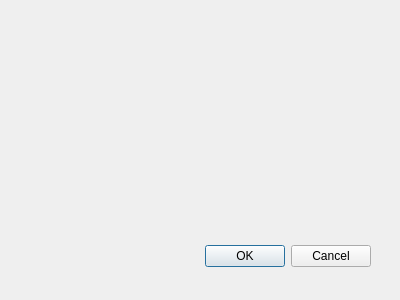
This is ui/ConfigureProjectDialog.ui in Nitrooos/Projectizer as Qt 5 draws it before an edit. The edited form follows.
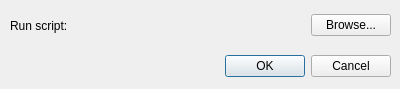
This is the edited form.

Commit message: Add simple dialog (possibility to change default run script file)

The edit to the form file:
```diff
--- a/ui/ConfigureProjectDialog.ui
+++ b/ui/ConfigureProjectDialog.ui
@@ -9,7 +9,7 @@
     <x>0</x>
     <y>0</y>
     <width>400</width>
-    <height>300</height>
+    <height>89</height>
    </rect>
   </property>
   <property name="windowTitle">
@@ -18,8 +18,8 @@
   <widget name="buttonBox" class="QDialogButtonBox">
    <property name="geometry">
     <rect>
-     <x>30</x>
-     <y>240</y>
+     <x>50</x>
+     <y>50</y>
      <width>341</width>
      <height>32</height>
     </rect>
@@ -31,6 +31,52 @@
     <set>QDialogButtonBox::Cancel|QDialogButtonBox::Ok</set>
    </property>
   </widget>
+  <widget class="QWidget" name="horizontalLayoutWidget">
+   <property name="geometry">
+    <rect>
+     <x>10</x>
+     <y>10</y>
+     <width>381</width>
+     <height>31</height>
+    </rect>
+   </property>
+   <layout class="QHBoxLayout" name="horizontalLayout">
+    <item>
+     <widget class="QLabel" name="label">
+      <property name="text">
+       <string>Run script:</string>
+      </property>
+     </widget>
+    </item>
+    <item>
+     <widget class="QLabel" name="newRunScriptFileLabel">
+      <property name="text">
+       <string/>
+      </property>
+     </widget>
+    </item>
+    <item>
+     <spacer name="horizontalSpacer">
+      <property name="orientation">
+       <enum>Qt::Horizontal</enum>
+      </property>
+      <property name="sizeHint" stdset="0">
+       <size>
+        <width>40</width>
+        <height>20</height>
+       </size>
+      </property>
+     </spacer>
+    </item>
+    <item>
+     <widget class="QPushButton" name="browseRunScriptFileButton">
+      <property name="text">
+       <string>Browse...</string>
+      </property>
+     </widget>
+    </item>
+   </layout>
+  </widget>
  </widget>
  <pixmapfunction/>
  <resources/>
```
Left out of the diff: 9 changed lines with no effect on the pictures. The commit also changes 4 other files.
